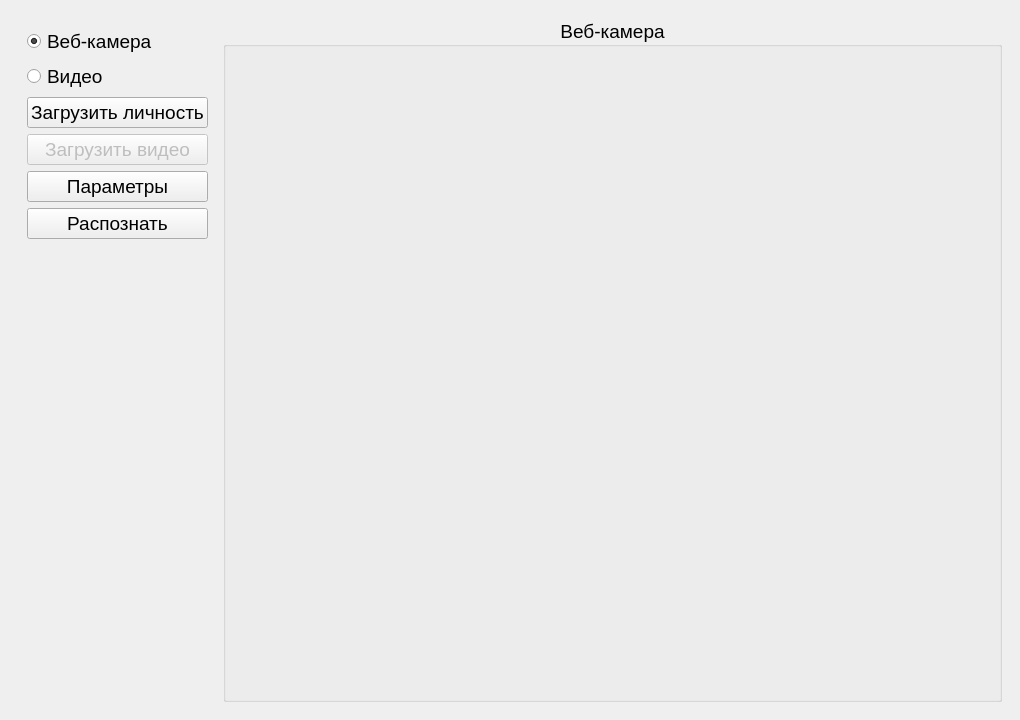
Before: the Qt Designer form src/ui/main_window_ui.ui in tech-veteran71/Face-Recognition, drawn with Qt 5.
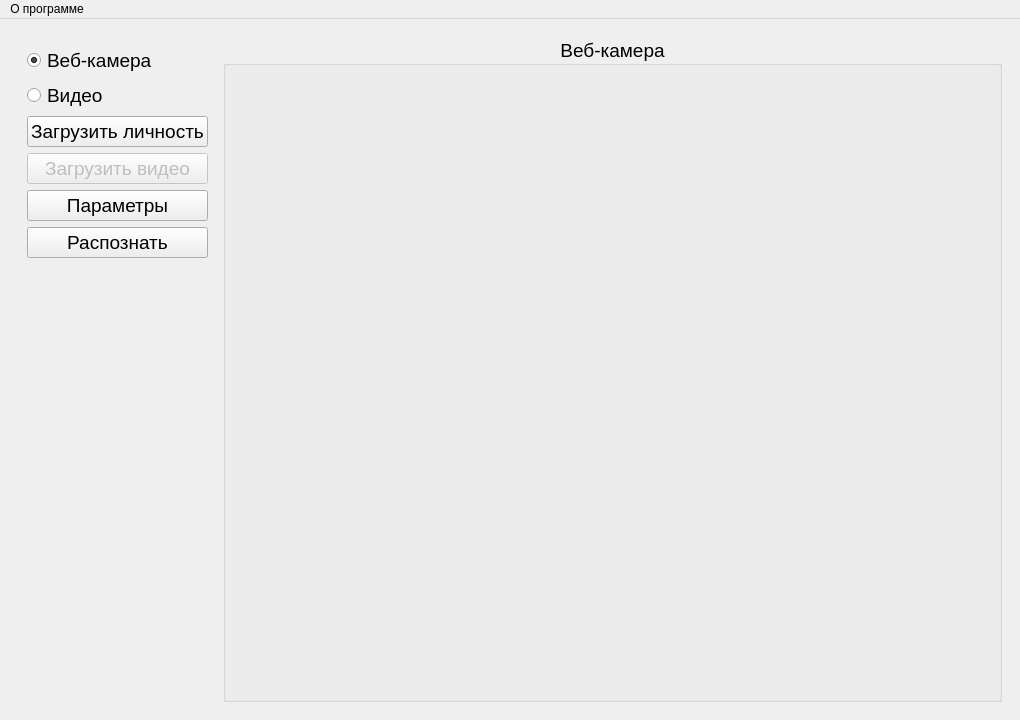
After: the same form once the commit is applied. Icons and pictures are not drawn.

Commit message: added toolbar menu

Patch:
```diff
--- a/src/ui/main_window_ui.ui
+++ b/src/ui/main_window_ui.ui
@@ -197,6 +197,22 @@
     </item>
    </layout>
   </widget>
+  <widget class="QMenuBar" name="menuBar">
+   <property name="geometry">
+    <rect>
+     <x>0</x>
+     <y>0</y>
+     <width>1020</width>
+     <height>21</height>
+    </rect>
+   </property>
+   <widget class="QMenu" name="About_menu">
+    <property name="title">
+     <string>О программе</string>
+    </property>
+   </widget>
+   <addaction name="About_menu"/>
+  </widget>
  </widget>
  <resources/>
  <connections/>
```
Left out of the diff: 8 changed lines with no effect on the pictures. The commit also changes 2 other files.
